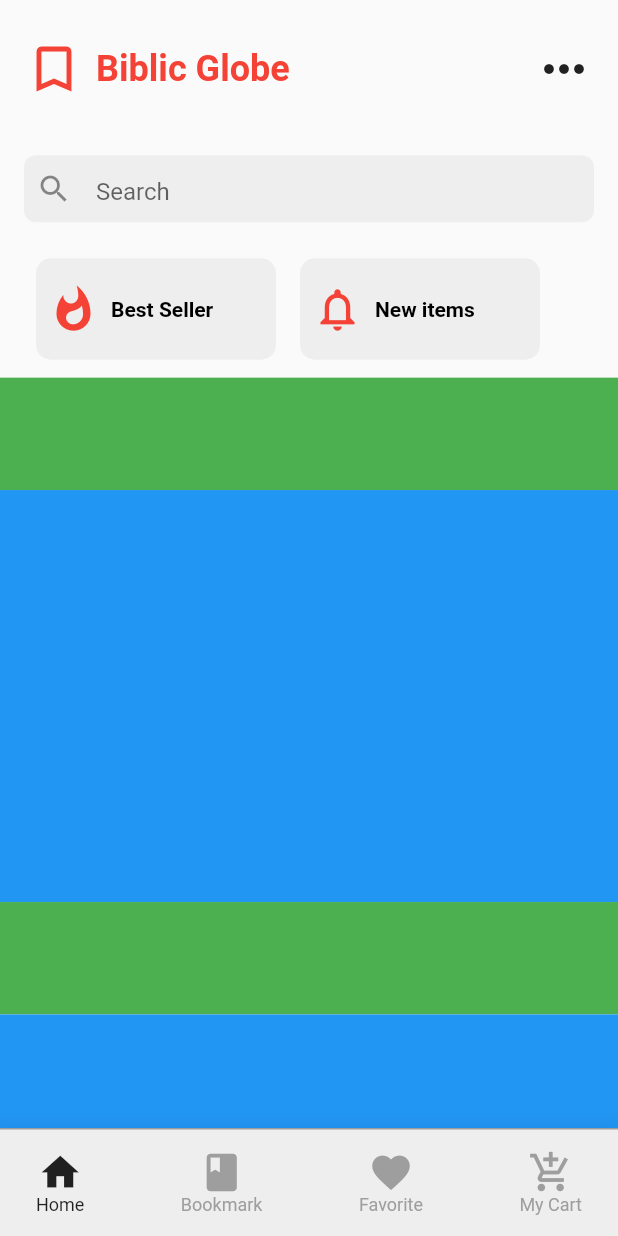
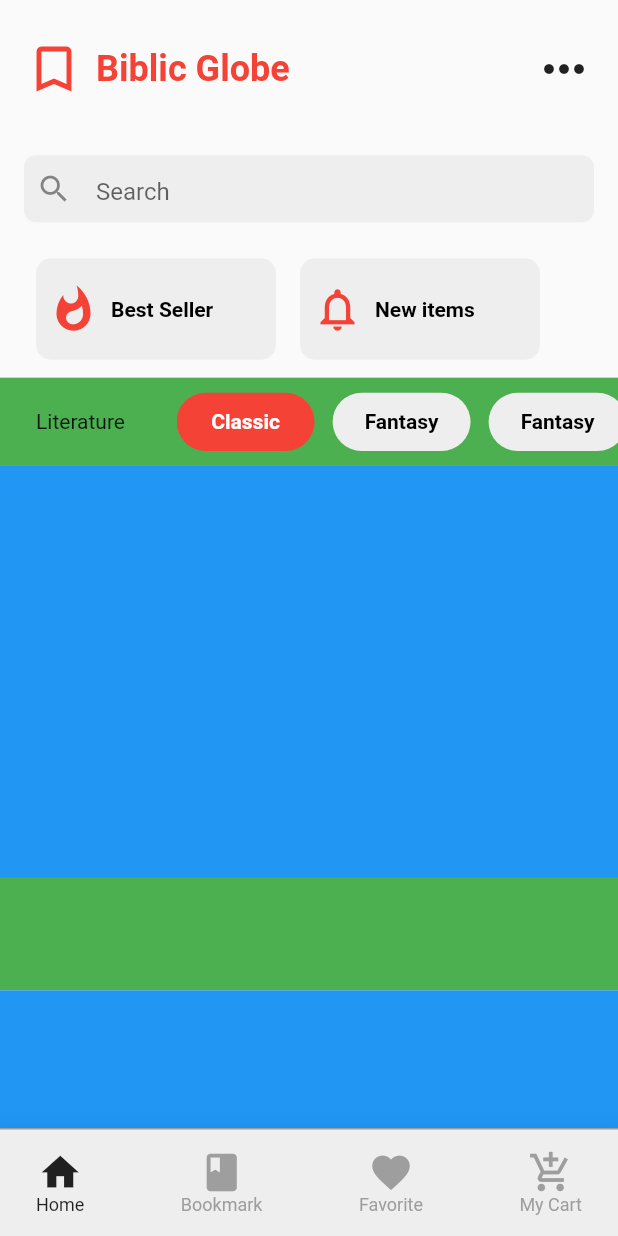
Before and after one commit to JAICHANGPARK/flutter_notebook_the_third_story, a Flutter app: the screen it shows after launch, on a phone screen of 412 x 824 dp. Run offline on Flutter 3.47's test engine with Material 2 defaults, Android fonts, the phone set to English and light mode, and no system bars; our stand-ins replace badges, dotted_border, fl_chart, google_fonts, page_transition, percent_indicator.

Commit message:
Update book_store_app.dart

```diff
--- a/lib/bookstore_app/book_store_app.dart
+++ b/lib/bookstore_app/book_store_app.dart
@@ -150,8 +150,86 @@ class _MainPageState extends State<MainPage> with SingleTickerProviderStateMixin
               ),
               // literature, classic, fantasy
               Container(
-                height: deviceHeight / 11,
+                height: deviceHeight / 14,
                 decoration: BoxDecoration(color: Colors.green),
+                child: Row(
+                  children: <Widget>[
+                    Expanded(
+                      flex: 4,
+                      child: Padding(
+                        padding: const EdgeInsets.only(left: 24),
+                        child: Text("Literature"),
+                      ),
+                    ),
+                    Expanded(
+                      flex: 10,
+                      child: ListView(
+                        padding: EdgeInsets.zero,
+                        scrollDirection: Axis.horizontal,
+                        children: <Widget>[
+                          Container(
+                            margin: EdgeInsets.symmetric( vertical: 10),
+                            decoration: BoxDecoration(
+                              color: Colors.red,
+                              borderRadius: BorderRadius.circular(24)
+                            ),
+                            width: 92,
+                            child: Center(
+                              child: Text("Classic",style: TextStyle(
+                                color: Colors.white,
+                                 fontWeight: FontWeight.bold
+                              ),),
+                            ),
+                          ),
+                          SizedBox(width: 12,),
+                          Container(
+                            margin: EdgeInsets.symmetric( vertical: 10),
+                            decoration: BoxDecoration(
+                                color: Colors.grey[200],
+                                borderRadius: BorderRadius.circular(24)
+                            ),
+                            width: 92,
+                            child: Center(
+                              child: Text("Fantasy",style: TextStyle(
+                                  color: Colors.black,
+                                  fontWeight: FontWeight.bold
+                              ),),
+                            ),
+                          ),  SizedBox(width: 12,),
+                          Container(
+                            margin: EdgeInsets.symmetric( vertical: 10),
+                            decoration: BoxDecoration(
+                                color: Colors.grey[200],
+                                borderRadius: BorderRadius.circular(24)
+                            ),
+                            width: 92,
+                            child: Center(
+                              child: Text("Fantasy",style: TextStyle(
+                                  color: Colors.black,
+                                  fontWeight: FontWeight.bold
+                              ),),
+                            ),
+                          ),  SizedBox(width: 12,),
+                          Container(
+                            margin: EdgeInsets.symmetric( vertical: 10),
+                            decoration: BoxDecoration(
+                                color: Colors.grey[200],
+                                borderRadius: BorderRadius.circular(24)
+                            ),
+                            width: 92,
+                            child: Center(
+                              child: Text("Fantasy",style: TextStyle(
+                                  color: Colors.black,
+                                  fontWeight: FontWeight.bold
+                              ),),
+                            ),
+                          ),
+
+                        ],
+                      ),
+                    )
+                  ],
+                ),
               ),
               Container(
                 height: deviceHeight / 3,
```
